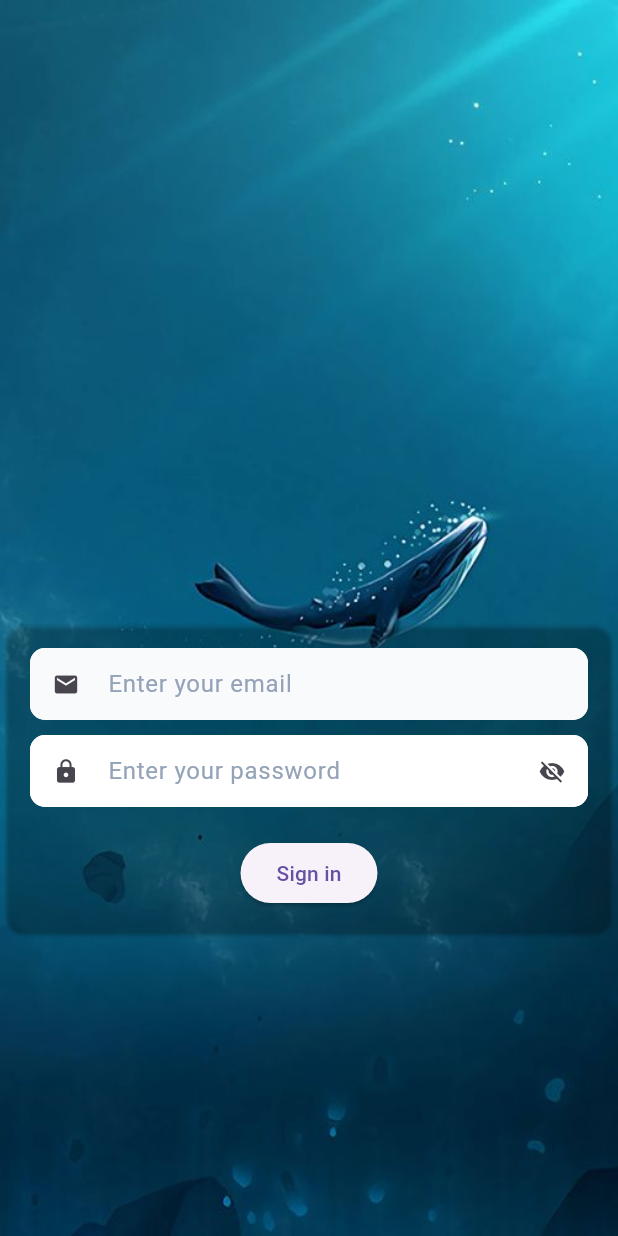
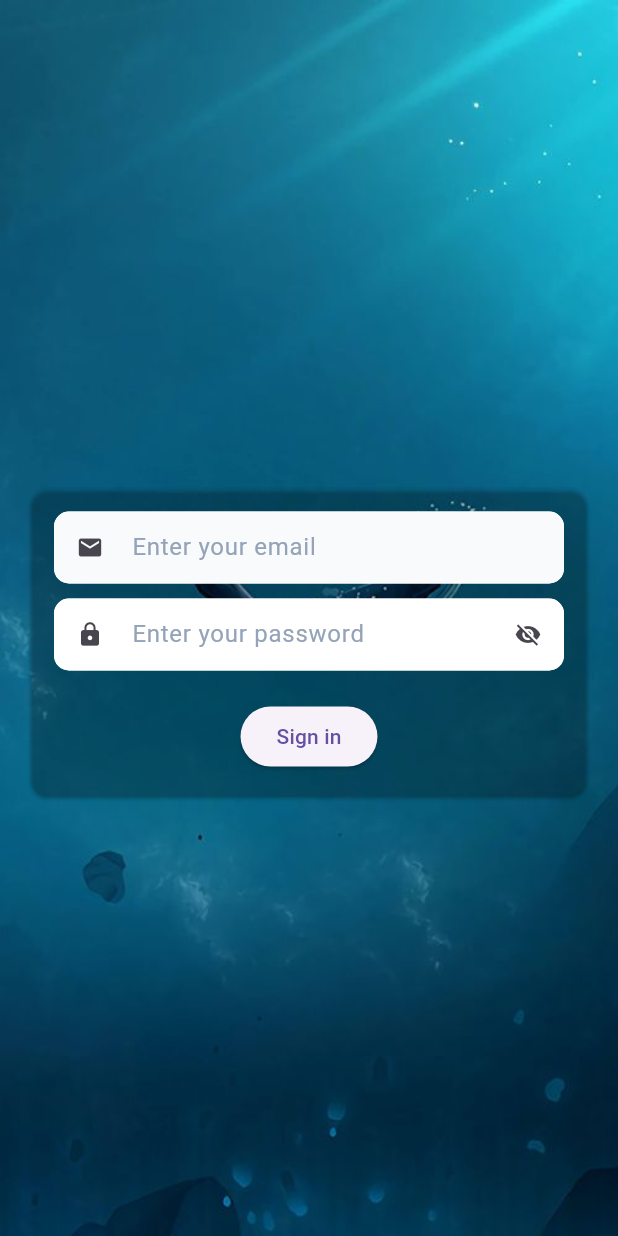
Before and after one commit to nqminh2417/InfinityWorld, a Flutter app: the screen it shows after launch, on a phone screen of 412 x 824 dp. Run offline on Flutter 3.47's test engine with Material 3 defaults, Android fonts, the phone set to English and light mode, and no system bars; our stand-ins replace get.

Commit message:
fix: make login keyboard safe

```diff
--- a/lib/screens/auth/login_screen.dart
+++ b/lib/screens/auth/login_screen.dart
@@ -16,14 +16,7 @@ class _LoginScreenState extends State<LoginScreen> {
   final emailFocusNode = FocusNode();
   final passwordFocusNode = FocusNode();
 
-  double _keyboardHeight = 0.0;
   bool _obscureText = true;
-
-  @override
-  void initState() {
-    super.initState();
-    // code here
-  }
 
   @override
   void dispose() {
@@ -34,44 +27,37 @@ class _LoginScreenState extends State<LoginScreen> {
     super.dispose();
   }
 
-  void _calculateKeyboardHeight() {
-    final bottomInset = MediaQuery.of(context).viewInsets.bottom;
-    setState(() {
-      _keyboardHeight = bottomInset > 0 ? bottomInset : 0.0;
-    });
-  }
-
-  void _login() async {
-    // Điều hướng sang MainScreen
-    // Navigator.pushReplacementNamed(context, AppRoutes.main);
-    // GetX
+  void _login() {
     Get.offNamed(AppRoutes.main);
   }
 
   @override
   Widget build(BuildContext context) {
-    _calculateKeyboardHeight();
-    final screenHeight = MediaQuery.of(context).size.height;
-    final height = screenHeight - _keyboardHeight;
-
     return Scaffold(
       body: Stack(
+        fit: StackFit.expand,
         children: [
-          Image.asset(
-            'assets/images/login_background.jpg',
-            fit: BoxFit.cover,
+          Image.asset('assets/images/login_background.jpg', fit: BoxFit.cover),
+          SafeArea(
+            child: LayoutBuilder(
+              builder: (context, constraints) {
+                return SingleChildScrollView(
+                  keyboardDismissBehavior:
+                      ScrollViewKeyboardDismissBehavior.onDrag,
+                  padding: const EdgeInsets.all(16),
+                  child: ConstrainedBox(
+                    constraints: BoxConstraints(
+                      minHeight: constraints.maxHeight,
+                    ),
+                    child: Center(
+                      child: SizedBox(
                         width: double.infinity,
-            height: double.infinity,
-          ),
-          Positioned(
-            top: (_keyboardHeight > 0) ? height / 2 : screenHeight / 2,
-            left: 0,
-            right: 0,
                         child: Card(
                           color: Colors.transparent,
                           child: Padding(
                             padding: const EdgeInsets.all(16),
                             child: Column(
+                              mainAxisSize: MainAxisSize.min,
                               mainAxisAlignment: MainAxisAlignment.start,
                               children: [
                                 AnimatedBuilder(
@@ -80,44 +66,55 @@ class _LoginScreenState extends State<LoginScreen> {
                                     return Container(
                                       decoration: BoxDecoration(
                                         color: Colors.white,
-                            borderRadius: BorderRadius.circular(10.0),
+                                        borderRadius: BorderRadius.circular(
+                                          10.0,
+                                        ),
                                         boxShadow:
                                             emailFocusNode.hasFocus
                                                 ? [
-                                      BoxShadow(
+                                                  const BoxShadow(
                                                     color: Colors.grey,
                                                     spreadRadius: 2.0,
                                                     blurRadius: 5.0,
-                                        offset: const Offset(0, 2), // Move shadow down and slightly to the right
+                                                    offset: Offset(0, 2),
                                                   ),
                                                 ]
                                                 : null,
-                            border: emailFocusNode.hasFocus ? Border.all(color: Colors.grey, width: 1.0) : null,
+                                        border:
+                                            emailFocusNode.hasFocus
+                                                ? Border.all(
+                                                  color: Colors.grey,
+                                                  width: 1.0,
+                                                )
+                                                : null,
                                       ),
                                       child: TextField(
-                            // This property controls whether the text input should be automatically corrected. Setting it to false disables automatic corrections.
                                         autocorrect: false,
-                            // This property controls autofill behavior. Setting it to null disables autofill.
                                         autofillHints: null,
                                         controller: _emailController,
                                         decoration: InputDecoration(
                                           border: OutlineInputBorder(
-                                borderRadius: BorderRadius.circular(10),
+                                            borderRadius: BorderRadius.circular(
+                                              10,
+                                            ),
                                             borderSide: BorderSide.none,
                                           ),
                                           filled: true,
                                           fillColor: const Color(0xfff8fafc),
                                           hintText: 'Enter your email',
-                              hintStyle: const TextStyle(color: Color(0xff94a3b8)),
+                                          hintStyle: const TextStyle(
+                                            color: Color(0xff94a3b8),
+                                          ),
                                           isDense: true,
                                           prefixIcon: const Icon(Icons.email),
                                         ),
-                            // This property controls whether the keyboard should display suggestions. Setting it to false disables suggestions.
                                         enableSuggestions: false,
                                         focusNode: emailFocusNode,
                                         inputFormatters: [
-                              FilteringTextInputFormatter.deny(' '), // deny spaces for password
-                              FilteringTextInputFormatter.allow(RegExp(r'[\x20-\x7E]')),
+                                          FilteringTextInputFormatter.deny(' '),
+                                          FilteringTextInputFormatter.allow(
+                                            RegExp(r'[\x20-\x7E]'),
+                                          ),
                                         ],
                                         keyboardType: TextInputType.text,
                                         textInputAction: TextInputAction.next,
@@ -132,36 +129,52 @@ class _LoginScreenState extends State<LoginScreen> {
                                     return Container(
                                       decoration: BoxDecoration(
                                         color: const Color(0xfff8fafc),
-                            borderRadius: BorderRadius.circular(10.0),
+                                        borderRadius: BorderRadius.circular(
+                                          10.0,
+                                        ),
                                         boxShadow:
                                             passwordFocusNode.hasFocus
                                                 ? [
-                                      BoxShadow(
+                                                  const BoxShadow(
                                                     color: Colors.grey,
                                                     spreadRadius: 2.0,
                                                     blurRadius: 5.0,
-                                        offset: const Offset(0, 2), // Move shadow down and slightly to the right
+                                                    offset: Offset(0, 2),
                                                   ),
                                                 ]
                                                 : null,
-                            border: passwordFocusNode.hasFocus ? Border.all(color: Colors.grey, width: 1.0) : null,
+                                        border:
+                                            passwordFocusNode.hasFocus
+                                                ? Border.all(
+                                                  color: Colors.grey,
+                                                  width: 1.0,
+                                                )
+                                                : null,
                                       ),
                                       child: TextField(
                                         autocorrect: false,
                                         controller: _passwordController,
                                         decoration: InputDecoration(
                                           border: OutlineInputBorder(
-                                borderRadius: BorderRadius.circular(10),
+                                            borderRadius: BorderRadius.circular(
+                                              10,
+                                            ),
                                             borderSide: BorderSide.none,
                                           ),
                                           filled: true,
                                           fillColor: Colors.white,
                                           hintText: 'Enter your password',
-                              hintStyle: const TextStyle(color: Color(0xff94a3b8)),
+                                          hintStyle: const TextStyle(
+                                            color: Color(0xff94a3b8),
+                                          ),
                                           isDense: true,
                                           prefixIcon: const Icon(Icons.lock),
                                           suffixIcon: IconButton(
-                                icon: Icon(_obscureText ? Icons.visibility_off : Icons.visibility),
+                                            icon: Icon(
+                                              _obscureText
+                                                  ? Icons.visibility_off
+                                                  : Icons.visibility,
+                                            ),
                                             onPressed: () {
                                               setState(() {
                                                 _obscureText = !_obscureText;
@@ -172,8 +185,10 @@ class _LoginScreenState extends State<LoginScreen> {
                                         enableSuggestions: false,
                                         focusNode: passwordFocusNode,
                                         inputFormatters: [
-                              FilteringTextInputFormatter.deny(' '), // deny spaces for password
-                              FilteringTextInputFormatter.allow(RegExp(r'[\x20-\x7E]')),
+                                          FilteringTextInputFormatter.deny(' '),
+                                          FilteringTextInputFormatter.allow(
+                                            RegExp(r'[\x20-\x7E]'),
+                                          ),
                                         ],
                                         keyboardType: TextInputType.text,
                                         obscureText: _obscureText,
@@ -183,20 +198,19 @@ class _LoginScreenState extends State<LoginScreen> {
                                   },
                                 ),
                                 const SizedBox(height: 20),
-                    ElevatedButton(onPressed: _login, child: const Text('Sign in')),
-                    // const SizedBox(height: 20),
-                    // Text(
-                    //   'Keyboard Height: $keyboardHeight',
-                    //   style: const TextStyle(color: Colors.amber),
-                    // ),
-                    // const SizedBox(height: 10),
-                    // Text(
-                    //   'Screen Height: $height',
-                    //   style: const TextStyle(color: Colors.amber),
-                    // ),
+                                ElevatedButton(
+                                  onPressed: _login,
+                                  child: const Text('Sign in'),
+                                ),
                               ],
                             ),
                           ),
+                        ),
+                      ),
+                    ),
+                  ),
+                );
+              },
             ),
           ),
         ],
```
Also changed, not shown: 5 other files. Lines whose indentation alone changed are shown as unchanged.
